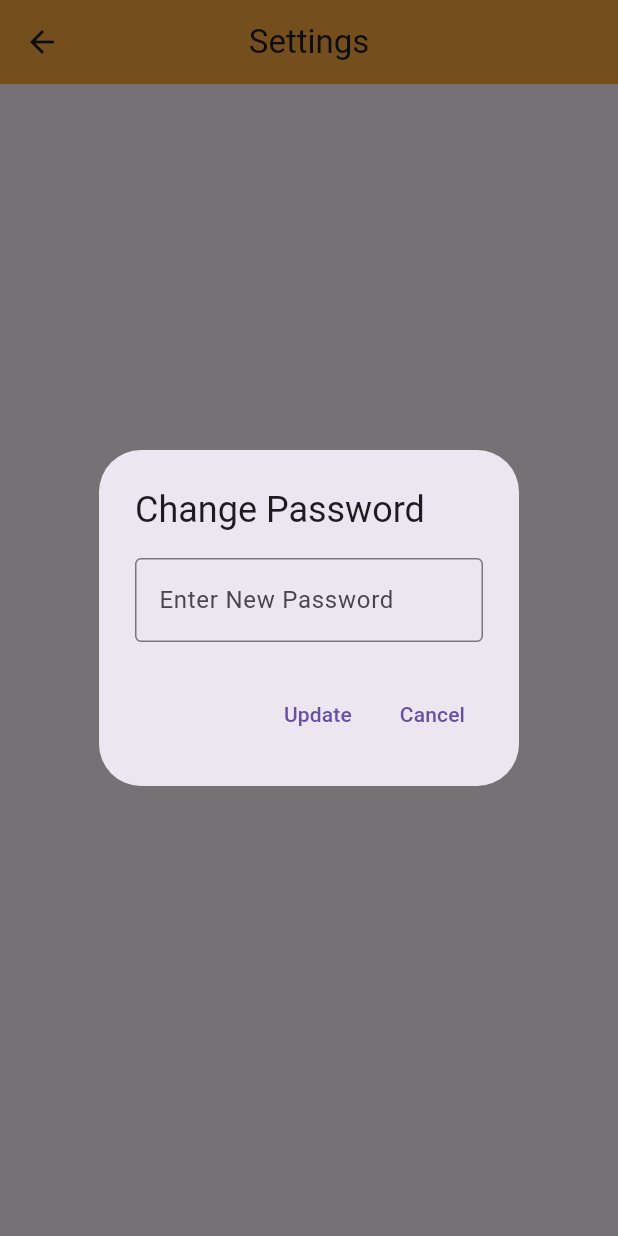
After one commit to SteveT2023/MsgBoard, a Flutter app: the SettingScreen screen opened directly, after a tap on "Change Password", on a phone screen of 412 x 824 dp. The commit adds this screen. Run offline on Flutter 3.47's test engine with Material 3 defaults, Android fonts, the phone set to English and light mode, and no system bars; our stand-ins replace cloud_firestore, firebase_auth, firebase_core; accounts and stored records are empty.

Commit message:
Implement Change Password and Setting Screen Created.

```diff
--- /dev/null
+++ b/lib/screens/settingScreen.dart
@@ -0,0 +1,103 @@
+import 'package:flutter/material.dart';
+import 'package:firebase_auth/firebase_auth.dart';
+import 'package:msgboard/screens/LoginScreen.dart';
+
+class SettingScreen extends StatelessWidget {
+  const SettingScreen({super.key});
+
+  Future<void> updatePassword(BuildContext context, String newPassword) async {
+    try {
+      final User? user = FirebaseAuth.instance.currentUser;
+      if (user != null) {
+        await user.updatePassword(newPassword);
+        ScaffoldMessenger.of(context).showSnackBar(
+          const SnackBar(content: Text('Password updated.')),
+        );
+      }
+    } catch (e) {
+      print('Error updating password: $e');
+      ScaffoldMessenger.of(context).showSnackBar(
+        SnackBar(content: Text('Updating Password Failed: $e')),
+      );
+    }
+  }
+
+  void ChangePassword(BuildContext context) {
+    final TextEditingController ChangePasswordController = TextEditingController();
+
+    showDialog(
+      context: context,
+      builder: (dialogContext) {
+        return AlertDialog(
+          title: const Text('Change Password'),
+          content: TextField(
+            controller: ChangePasswordController,
+            decoration: const InputDecoration(
+              labelText: 'Enter New Password',
+              border: OutlineInputBorder(),
+            ),
+          ),
+          actions: [
+            TextButton(
+              onPressed: () {
+                final newPassword = ChangePasswordController.text.trim();
+                if (newPassword.isNotEmpty) {
+                  Navigator.of(dialogContext).pop();
+                  updatePassword(context, newPassword);
+                } else {
+                  ScaffoldMessenger.of(context).showSnackBar(
+                    const SnackBar(content: Text('Password cannot be empty.')),
+                  );
+                }
+              },
+              child: const Text('Update'),
+            ),
+            TextButton(
+              onPressed: () {
+                Navigator.of(dialogContext).pop();
+              },
+              child: const Text('Cancel'),
+            ),
+          ],
+        );
+      },
+    );
+  }
+
+  @override
+  Widget build(BuildContext context) {
+    final FirebaseAuth auth = FirebaseAuth.instance;
+
+    return Scaffold(
+      appBar: AppBar(
+        title: const Text('Settings'),
+        centerTitle: true,
+        backgroundColor: Colors.orangeAccent,
+      ),
+      body: Center(
+        child: Column(
+          mainAxisAlignment: MainAxisAlignment.center,
+          children: [
+            const SizedBox(height: 20),
+            ElevatedButton(
+              onPressed: () => ChangePassword(context),
+              child: const Text('Change Password'),
+            ),
+            const SizedBox(height: 20),
+            ElevatedButton(
+              onPressed: () async {
+                await auth.signOut();
+                Navigator.pushAndRemoveUntil(
+                  context,
+                  MaterialPageRoute(builder: (context) => LoginScreen()),
+                  (route) => false,
+                );
+              },
+              child: const Text('Logout'),
+            ),
+          ],
+        ),
+      ),
+    );
+  }
+}
```
Also changed, not shown: lib/screens/homeScreen.dart (+11 -13 lines).
